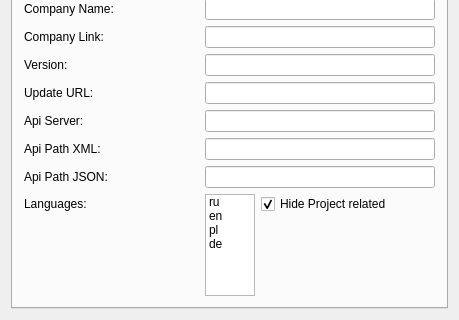
Old version of the form QEasyCust/qeasycustdlg.ui in the repository code-google-com/vlc-record; both pictures show x 0 to 459 and y 144 to 464 of the 459 by 464 pixel window.
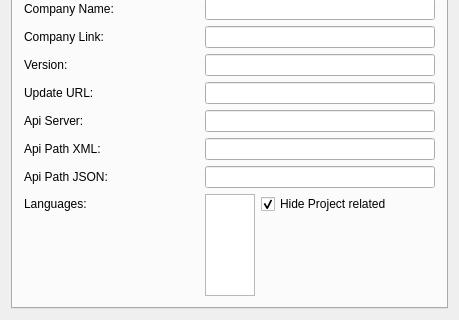
New version of the form. Icons and pictures are not drawn.

Commit message: - fill language list with files from disk

What changed in the file:
```diff
--- a/QEasyCust/qeasycustdlg.ui
+++ b/QEasyCust/qeasycustdlg.ui
@@ -387,26 +387,6 @@
          <property name="selectionMode">
           <enum>QAbstractItemView::MultiSelection</enum>
          </property>
-         <item>
-          <property name="text">
-           <string>ru</string>
-          </property>
-         </item>
-         <item>
-          <property name="text">
-           <string>en</string>
-          </property>
-         </item>
-         <item>
-          <property name="text">
-           <string>pl</string>
-          </property>
-         </item>
-         <item>
-          <property name="text">
-           <string>de</string>
-          </property>
-         </item>
         </widget>
        </item>
        <item row="9" column="2">
```
The commit also changes 1 other file.
